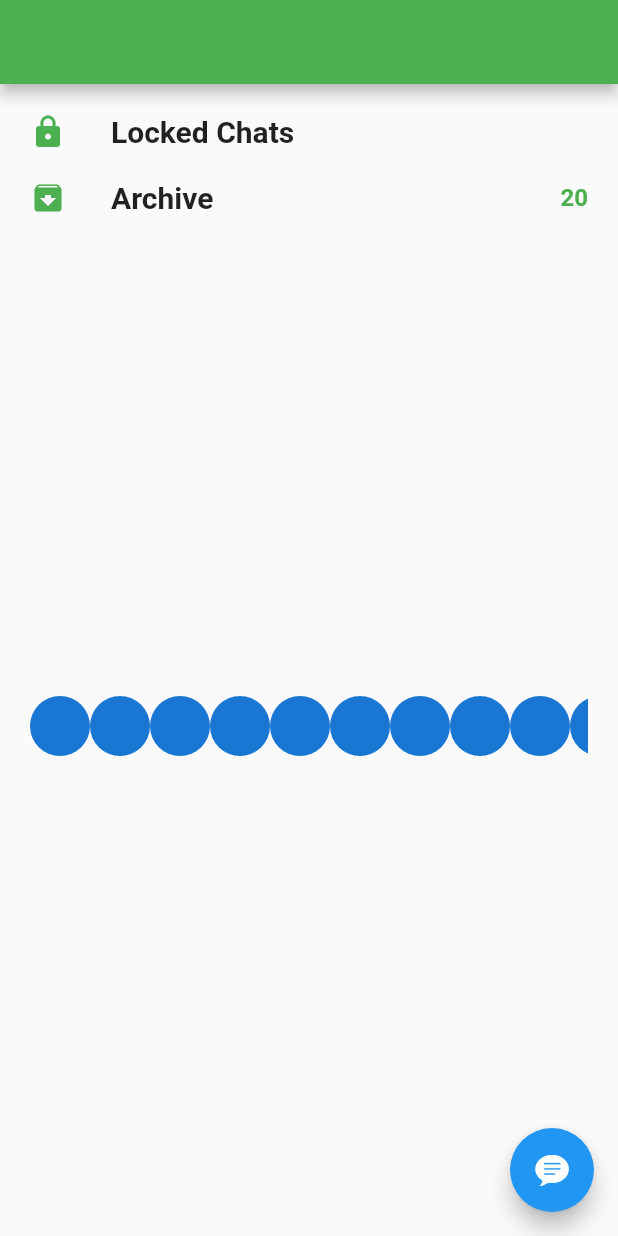
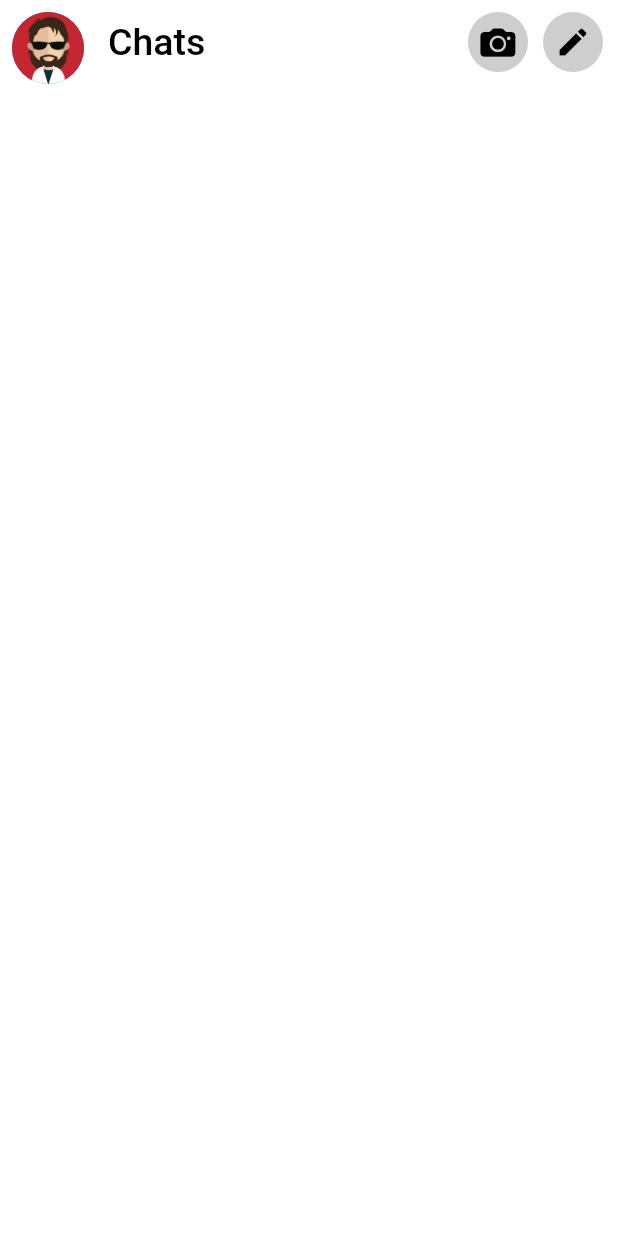
Before and after one commit to Ahmed-3lam/iti_23_g2, a Flutter app: the screen it shows after launch, on a phone screen of 412 x 824 dp. Run offline on Flutter 3.47's test engine with Material 2 defaults, Android fonts, the phone set to English and light mode, and no system bars.

Commit message:
day(2) flutter - (1) messanger appBar

```diff
--- a/lib/main.dart
+++ b/lib/main.dart
@@ -1,5 +1,5 @@
 import 'package:flutter/material.dart';
-import 'package:iti_23_g2/whatsapp/chats_screen.dart';
+import 'package:iti_23_g2/messanger/messanger_screen.dart';
 
 void main() {
   runApp(const MyApp());
@@ -13,7 +13,7 @@ class MyApp extends StatelessWidget {
   Widget build(BuildContext context) {
     return MaterialApp(
       debugShowCheckedModeBanner: false,
-      home: ChatsScreen(),
+      home: MessangerScreen(),
     );
   }
 }
--- /dev/null
+++ b/lib/messanger/messanger_screen.dart
@@ -0,0 +1,41 @@
+import 'package:flutter/cupertino.dart';
+import 'package:flutter/material.dart';
+
+class MessangerScreen extends StatelessWidget {
+  const MessangerScreen({super.key});
+
+  @override
+  Widget build(BuildContext context) {
+    return Scaffold(
+      backgroundColor: Colors.white,
+      appBar: AppBar(
+        backgroundColor: Colors.white,
+        elevation: 0,
+        leading: const Padding(
+          padding: EdgeInsets.only(top: 8.0,left: 8),
+          child: CircleAvatar(
+            backgroundImage: AssetImage("assets/images/avatar1.jpg"),
+          ),
+        ),
+        title: Text(
+          "Chats",
+          style: TextStyle(
+            color: Colors.black,
+            fontWeight: FontWeight.w500,
+            fontSize: 25
+          ),
+        ),
+        actions: [
+          CircleAvatar(
+            backgroundColor: Colors.grey.withOpacity(.5),
+              child: Icon(CupertinoIcons.camera_fill,color: Colors.black,)),
+          SizedBox(width: 10,),
+          CircleAvatar(
+            backgroundColor: Colors.grey.withOpacity(.5),
+              child: Icon(Icons.edit,color: Colors.black,)),
+          SizedBox(width: 10,),
+        ],
+      ),
+    );
+  }
+}
```
Also changed, not shown: lib/whatsapp/chats_screen.dart (+44 -44 lines), pubspec.yaml (+3 -4 lines), assets/images/avatar1.jpg (added), lib/whatsapp/json_files/chats_json.dart (renamed from lib/json_files/chats_json.dart).
